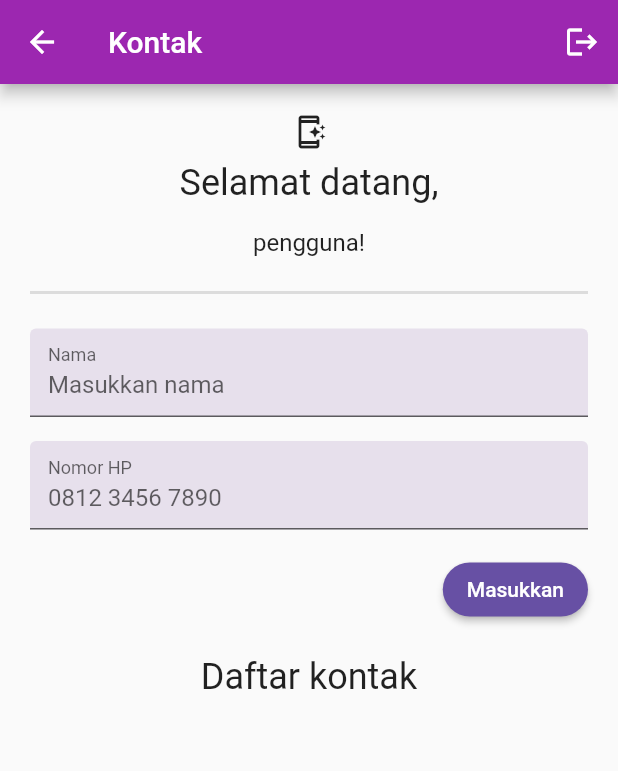
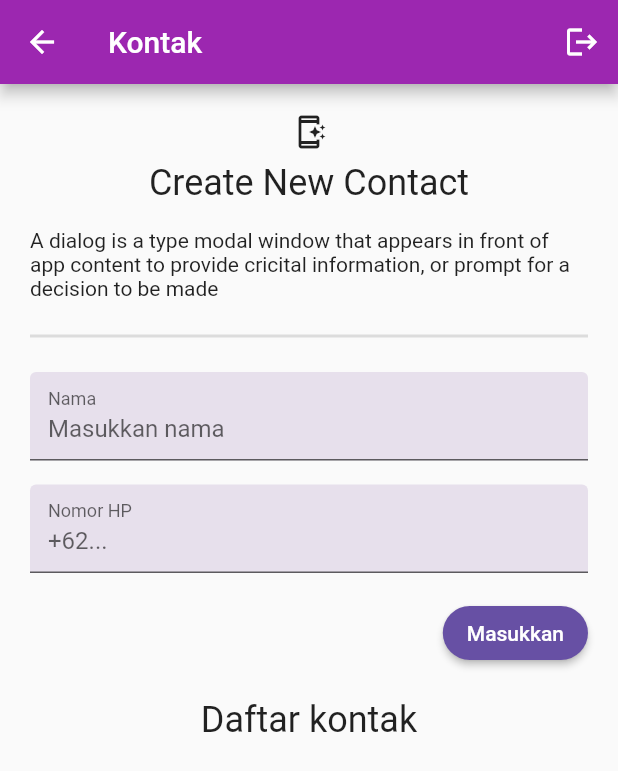
Before and after one commit to miadw/Flutter_Mia-Duwi-Umiati, a Flutter app: the screen it shows after launch, after a tap on "Masuk", on a phone screen of 412 x 824 dp. Shown: the top 771 px of the screen. Run offline on Flutter 3.47's test engine with Material 2 defaults, Android fonts, the light colour scheme and no system bars; our stand-ins replace dio, file_picker, flutter_colorpicker, flutter_svg, open_file, shared_preferences.

Commit message:
update tugas

```diff
--- a/23_Finite State Machine/Praktikum/flutter_section_27/contact_enumstate/lib/main.dart
+++ b/23_Finite State Machine/Praktikum/flutter_section_27/contact_enumstate/lib/main.dart
@@ -7,10 +7,12 @@ enum LoginPageState {
 }
 
 void main() {
-  runApp(MyApp());
+  runApp(const MyApp());
 }
 
 class MyApp extends StatelessWidget {
+  const MyApp({super.key});
+
   @override
   Widget build(BuildContext context) {
     return MaterialApp(
@@ -18,12 +20,14 @@ class MyApp extends StatelessWidget {
       theme: ThemeData(
         primarySwatch: Colors.purple,
       ),
-      home: LoginPage(),
+      home: const LoginPage(),
     );
   }
 }
 
 class LoginPage extends StatefulWidget {
+  const LoginPage({super.key});
+
   @override
   _LoginPageState createState() => _LoginPageState();
 }
@@ -51,7 +55,7 @@ class _LoginPageState extends State<LoginPage> {
     _saveLoginInfo();
     Navigator.push(
       context,
-      MaterialPageRoute(builder: (context) => ContactsPage()),
+      MaterialPageRoute(builder: (context) => const ContactsPage()),
     );
   }
 
@@ -77,7 +81,7 @@ class _LoginPageState extends State<LoginPage> {
     await prefs.clear();
     Navigator.pushReplacement(
       context,
-      MaterialPageRoute(builder: (context) => LoginPage()),
+      MaterialPageRoute(builder: (context) => const LoginPage()),
     );
   }
 
@@ -91,10 +95,10 @@ class _LoginPageState extends State<LoginPage> {
   Widget build(BuildContext context) {
     return Scaffold(
       appBar: AppBar(
-        title: Text('Login'),
+        title: const Text('Login'),
       ),
       body: _state == LoginPageState.loading
-          ? Center(child: CircularProgressIndicator())
+          ? const Center(child: CircularProgressIndicator())
           : Padding(
               padding: const EdgeInsets.all(16.0),
               child: Column(
@@ -102,14 +106,14 @@ class _LoginPageState extends State<LoginPage> {
                 children: [
                   TextFormField(
                     controller: _usernameController,
-                    decoration: InputDecoration(
+                    decoration: const InputDecoration(
                       labelText: 'Username',
                     ),
                   ),
                   TextFormField(
                     controller: _passwordController,
                     obscureText: true,
-                    decoration: InputDecoration(
+                    decoration: const InputDecoration(
                       labelText: 'Password',
                     ),
                   ),
@@ -123,18 +127,18 @@ class _LoginPageState extends State<LoginPage> {
                           });
                         },
                       ),
-                      Text('Ingat saya'),
+                      const Text('Ingat saya'),
                     ],
                   ),
-                  SizedBox(height: 24),
+                  const SizedBox(height: 24),
                   ElevatedButton(
                     onPressed: _login,
-                    child: Text('Masuk'),
+                    child: const Text('Masuk'),
                   ),
-                  SizedBox(height: 16),
+                  const SizedBox(height: 16),
                   ElevatedButton(
                     onPressed: _logout,
-                    child: Text('Keluar'),
+                    child: const Text('Keluar'),
                   ),
                 ],
               ),
@@ -227,7 +231,7 @@ class _ContactsPageState extends State<ContactsPage> {
               prefs.remove('username');
               Navigator.pushReplacement(
                 context,
-                MaterialPageRoute(builder: (context) => LoginPage()),
+                MaterialPageRoute(builder: (context) => const LoginPage()),
               );
             },
             icon: const Icon(Icons.logout),
@@ -242,9 +246,9 @@ class _ContactsPageState extends State<ContactsPage> {
             child: Column(
               children: [
                 const Icon(Icons.app_shortcut_outlined),
-                SizedBox(height: 8),
+                const SizedBox(height: 8),
                 const Text(
-                  'Selamat datang,',
+                  'Create New Contact',
                   style: TextStyle(
                     fontWeight: FontWeight.w400,
                     fontSize: 24.0,
@@ -260,17 +264,17 @@ class _ContactsPageState extends State<ContactsPage> {
                       if (username != null && username.isNotEmpty) {
                         return Text(
                           username,
-                          style: TextStyle(fontSize: 16.0),
+                          style: const TextStyle(fontSize: 16.0),
                         );
                       }
                     }
                     return const Text(
-                      'pengguna!',
-                      style: TextStyle(fontSize: 16.0),
+                      'A dialog is a type modal window that appears in front of app content to provide cricital information, or prompt for a decision to be made',
+                      style: TextStyle(fontSize: 14.0),
                     );
                   },
                 ),
-                SizedBox(height: 16),
+                const SizedBox(height: 16),
                 const Divider(thickness: 2),
                 const SizedBox(height: 16.0),
                 TextFormField(
@@ -292,7 +296,7 @@ class _ContactsPageState extends State<ContactsPage> {
                   decoration: const InputDecoration(
                     fillColor: Color(0XFFE7E0EC),
                     labelText: 'Nomor HP',
-                    hintText: '0812 3456 7890',
+                    hintText: '+62...',
                     floatingLabelBehavior: FloatingLabelBehavior.always,
                     filled: true,
                   ),
@@ -321,7 +325,7 @@ class _ContactsPageState extends State<ContactsPage> {
                 Container(
                   padding: const EdgeInsets.symmetric(
                       vertical: 16.0, horizontal: 8.0),
-                  color: Color(0xFFFBFE),
+                  color: const Color(0xFFFBFE),
                   child: ListView.builder(
                     shrinkWrap: true,
                     itemCount: _contacts.length,
@@ -329,7 +333,7 @@ class _ContactsPageState extends State<ContactsPage> {
                       final item = _contacts[index];
                       return ListTile(
                         leading: CircleAvatar(
-                          backgroundColor: Color(0XFFEADDFF),
+                          backgroundColor: const Color(0XFFEADDFF),
                           foregroundColor: Colors.black,
                           child: Text(item['nama']![0].toUpperCase()),
                         ),
```
